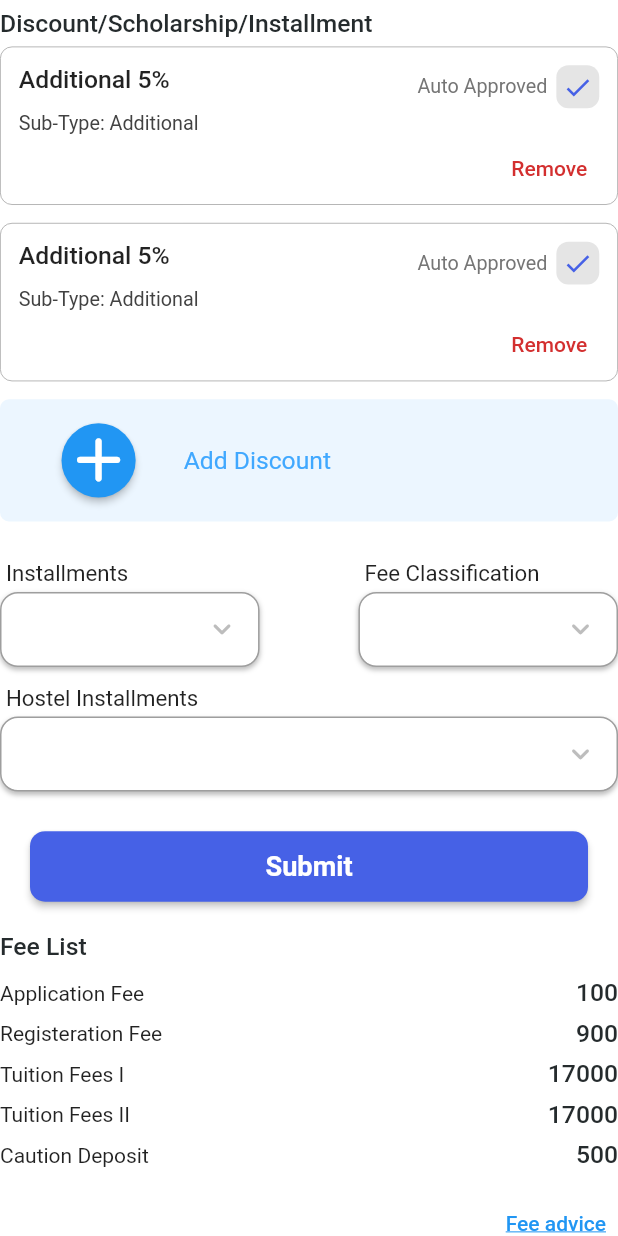
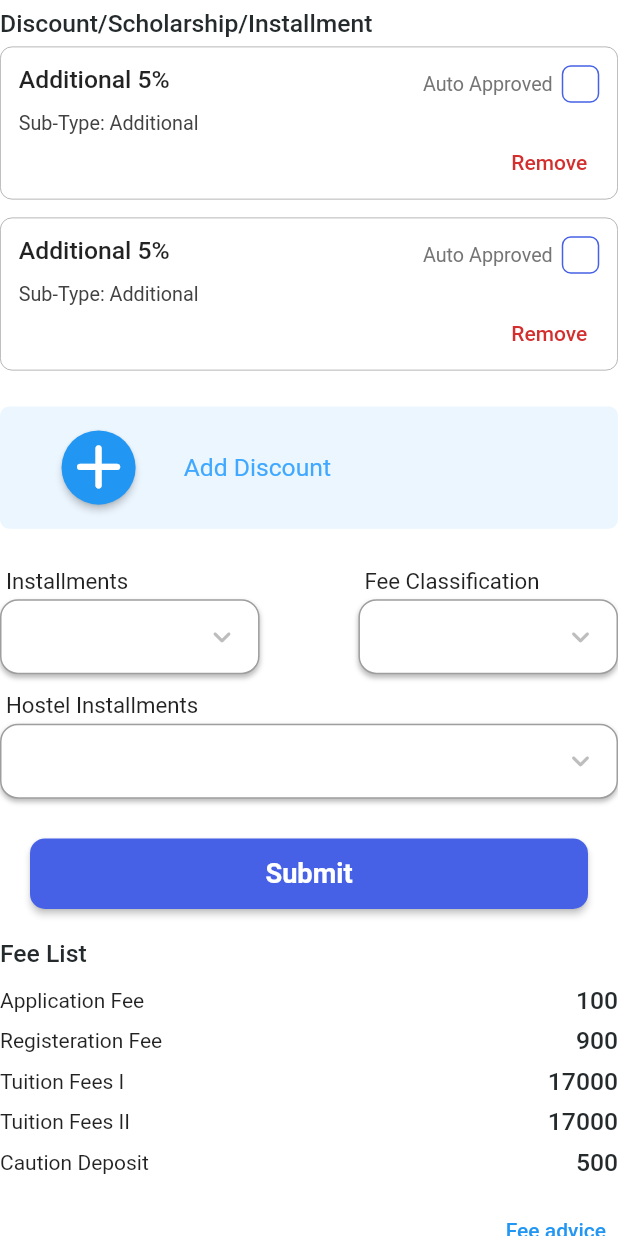
Before and after one commit to kreators-navdeep/unikal, a Flutter app: the FinanceDetails widget shown alone on an empty page, opened directly, on a phone screen of 412 x 824 dp. Run offline on Flutter 3.47's test engine with Material 2 defaults, Android fonts, the phone set to English and light mode, and no system bars; our stand-ins replace after_layout, carousel_slider, dio, dotted_border, file_picker, flutter_phoenix and 2 more; Roboto replaces fonts that are missing (Noto).

Commit message:
Minor changes

```diff
--- a/lib/pages/AdmissionOfficer/studentDetails/finance_details.dart
+++ b/lib/pages/AdmissionOfficer/studentDetails/finance_details.dart
@@ -1,6 +1,7 @@
 import 'package:flutter/material.dart';
 import 'package:unikul/utils/size_config.dart';
 import 'package:unikul/utils/styles/text.dart';
+import 'package:unikul/utils/widgets/appCheckBox.dart';
 import 'package:unikul/utils/widgets/app_button.dart';
 import 'package:unikul/utils/widgets/app_drop_down2.dart';
 
@@ -11,9 +12,13 @@ class FinanceDetails extends StatefulWidget {
 
 class _FinanceDetailsState extends State<FinanceDetails> {
 
-  _buildDiscountBlock(){
+
+  List<String> _discounts = ['Additional 5%','Additional 5%'];
+
+  _buildDiscountBlock(index){
     return Container(
       padding: const EdgeInsets.only(top: 12,left: 12,right: 12),
+      margin: const EdgeInsets.only(bottom: 12),
       decoration: BoxDecoration(
         borderRadius: BorderRadius.circular(8),
         border: Border.all(width: 0.5,color: Colors.grey)
@@ -25,7 +30,7 @@ class _FinanceDetailsState extends State<FinanceDetails> {
           Column(
             crossAxisAlignment: CrossAxisAlignment.start,
             children: [
-              Text('Additional 5%',style: TextStyle(fontWeight: FontWeight.w500,fontSize: SizeConfig.textMultiplier * 2),),
+              Text(_discounts[index],style: TextStyle(fontWeight: FontWeight.w500,fontSize: SizeConfig.textMultiplier * 2),),
               SizedBox(height: 12,),
               Text('Sub-Type: Additional',style: TextStyle(color: Colors.grey[800],fontSize: SizeConfig.textMultiplier * 1.6),)
             ],
@@ -39,17 +44,22 @@ class _FinanceDetailsState extends State<FinanceDetails> {
                   Text('Auto Approved',style: TextStyle(color: Colors.grey[600],fontSize: SizeConfig.textMultiplier * 1.6),),
                   SizedBox(width: 6,),
                   Container(
-                    padding: const EdgeInsets.all(4),
-                    decoration: BoxDecoration(
-                      borderRadius: BorderRadius.circular(8),
-                      color: Color(0xFFE5E5E5)
-                    ),
-                    child: Icon(Icons.check,color: Theme.of(context).primaryColor,),
+                    // padding: const EdgeInsets.all(4),
+                    // decoration: BoxDecoration(
+                    //   borderRadius: BorderRadius.circular(8),
+                    //   color: Color(0xFFE5E5E5)
+                    // ),
+                    child: AppCheckBox(),
                   )
                 ],
               ),
               SizedBox(height: 16,),
               TextButton(
+                onPressed: (){
+                  setState(() {
+                    _discounts.removeAt(index);
+                  });
+                },
                   child: Text('Remove',style: TextStyle(color: Theme.of(context).errorColor),))
             ],
           )
@@ -79,7 +89,12 @@ class _FinanceDetailsState extends State<FinanceDetails> {
           Container(
             height: SizeConfig.getScreenHeight(context) * 0.65,
             child: ListView.separated(itemBuilder: (ctx,index){
-              return Text('Additional 5%',style: TextStyle(fontSize: SizeConfig.textMultiplier * 2.6),);
+              return InkWell(
+                  onTap: (){
+                    _discounts.add('Additional 5%');
+                    Navigator.pop(context);
+                  },
+                  child: Text('Additional 5%',style: TextStyle(fontSize: SizeConfig.textMultiplier * 2.6),));
             }, separatorBuilder: (ctx,index){
               return SizedBox(height: 20,);
             }, itemCount: 10),
@@ -99,9 +114,11 @@ class _FinanceDetailsState extends State<FinanceDetails> {
           SizedBox(height: 6,),
           Text('Discount/Scholarship/Installment',style: TextStyles.heading1,),
           SizedBox(height: 6,),
-          _buildDiscountBlock(),
-          SizedBox(height: 12,),
-          _buildDiscountBlock(),
+          Column(
+            children: List.generate(_discounts.length, (index) {
+              return _buildDiscountBlock(index);
+            }),
+          ),
           SizedBox(height: 12,),
           Container(
             width: SizeConfig.getScreenWidth(context),
@@ -113,8 +130,8 @@ class _FinanceDetailsState extends State<FinanceDetails> {
             child: Row(
               children: [
                 ElevatedButton(
-                  onPressed: (){
-                    showModalBottomSheet(
+                  onPressed: ()async{
+                    await showModalBottomSheet(
                         context: context,
                         isScrollControlled: true,
                         shape: RoundedRectangleBorder(
@@ -124,6 +141,9 @@ class _FinanceDetailsState extends State<FinanceDetails> {
                           return _buildDiscountSheet();
                         }
                     );
+                    setState(() {
+
+                    });
                   },
                   child: Icon(Icons.add_rounded,size: SizeConfig.imageSizeMultiplier * 12,),
                   style: ElevatedButton.styleFrom(
--- a/lib/pages/Faculty/facultyAttendance/report_attendance.dart
+++ b/lib/pages/Faculty/facultyAttendance/report_attendance.dart
@@ -1,4 +1,5 @@
 import 'package:flutter/material.dart';
+import 'package:intl/intl.dart';
 import 'package:unikul/utils/Routes/routes.dart';
 import 'package:unikul/utils/size_config.dart';
 import 'package:unikul/utils/widgets/app_button.dart';
@@ -28,10 +29,10 @@ class _ReportAttendanceState extends State<ReportAttendance> {
         child: child,
       );});
 
-    if (picked_s != null && picked_s != selectedTime )
+    if (picked_s != null)
       setState(() {
         selectedTime = picked_s;
-        controller.text = selectedTime.toLocal().toString();
+        controller.text = DateFormat('dd-MMM-yyyy').format(selectedTime);
       });
   }
 
--- a/lib/pages/Faculty/facultyAttendance/summary_attendance.dart
+++ b/lib/pages/Faculty/facultyAttendance/summary_attendance.dart
@@ -1,4 +1,5 @@
 import 'package:flutter/material.dart';
+import 'package:intl/intl.dart';
 import 'package:unikul/utils/Routes/routes.dart';
 import 'package:unikul/utils/size_config.dart';
 import 'package:unikul/utils/widgets/app_button.dart';
@@ -28,10 +29,10 @@ class _SummaryAttendanceState extends State<SummaryAttendance> {
         child: child,
       );});
 
-    if (picked_s != null && picked_s != selectedTime )
+    if (picked_s != null)
       setState(() {
         selectedTime = picked_s;
-        controller.text = selectedTime.toLocal().toString();
+        controller.text = DateFormat('dd-MMM-yyyy').format(selectedTime);
       });
   }
 
--- a/lib/pages/profile/edit_profile_page.dart
+++ b/lib/pages/profile/edit_profile_page.dart
@@ -37,6 +37,7 @@ class _EditProfilePageState extends State<EditProfilePage> {
       ),
       body: Padding(
         padding: const EdgeInsets.only(left: 15,right: 15,top: 25,bottom: 25),
+        child: SingleChildScrollView(
           child: Column(
             mainAxisAlignment: MainAxisAlignment.spaceBetween,
             children: [
@@ -87,12 +88,14 @@ class _EditProfilePageState extends State<EditProfilePage> {
                   ),
                 ],
               ),
+              SizedBox(height: 20,),
               AppButton(text: 'Save', onPressed: (){
                 Navigator.pop(context);
               },bgColor: Theme.of(context).accentColor,)
             ],
           ),
         ),
+      ),
     );
   }
 }
--- a/pubspec.yaml
+++ b/pubspec.yaml
@@ -32,6 +32,7 @@ dependencies:
   image_picker: ^0.8.3+3
   file_picker: ^4.0.0
   flutter_phoenix: ^1.0.0
+  intl: ^0.17.0
 
   # The following adds the Cupertino Icons font to your application.
   # Use with the CupertinoIcons class for iOS style icons.
```
Also changed, not shown: lib/pages/AdmissionOfficer/studentDetails/transport_details.dart (+2 -5 lines), lib/pages/AdmissionOfficer/studentDetails/visa_details.dart (+2 -5 lines), lib/pages/Faculty/facultyInternalMarks/publish_internal_marks_page.dart (+23 -1 lines), lib/pages/myEnquiry/fill_enrollment_form_page.dart (+4 -14 lines), pubspec.lock. Lines whose indentation alone changed are shown as unchanged.
